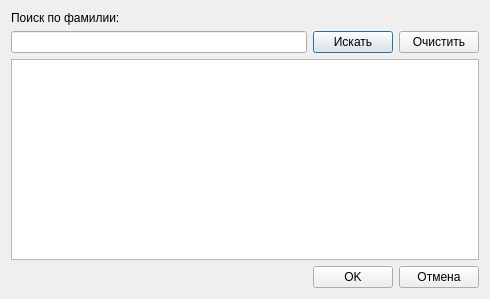
First picture: the form in src/therapeutist/patientpickerdialog.ui, repository megakoko/m-system, before the edit.
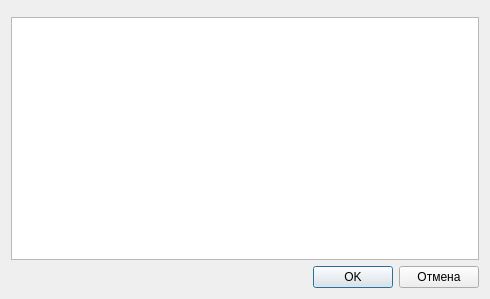
Second picture: the form after the edit. Custom widgets are drawn as their Qt base class.

```diff
--- a/src/therapeutist/patientpickerdialog.ui
+++ b/src/therapeutist/patientpickerdialog.ui
@@ -15,32 +15,7 @@
   </property>
   <layout class="QVBoxLayout" name="verticalLayout">
    <item>
-    <widget class="QLabel" name="label">
-     <property name="text">
-      <string>Поиск по фамилии:</string>
-     </property>
-    </widget>
-   </item>
-   <item>
-    <layout class="QHBoxLayout" name="horizontalLayout_2">
-     <item>
-      <widget class="QLineEdit" name="m_searchLine"/>
-     </item>
-     <item>
-      <widget class="QPushButton" name="m_search">
-       <property name="text">
-        <string>Искать</string>
-       </property>
-      </widget>
-     </item>
-     <item>
-      <widget class="QPushButton" name="m_clear">
-       <property name="text">
-        <string>Очистить</string>
-       </property>
-      </widget>
-     </item>
-    </layout>
+    <widget class="SearchWidget" name="m_searchWidget" native="true"/>
    </item>
    <item>
     <widget class="QTableView" name="m_patientTable">
@@ -88,6 +63,14 @@
    </item>
   </layout>
  </widget>
+ <customwidgets>
+  <customwidget>
+   <class>SearchWidget</class>
+   <extends>QWidget</extends>
+   <header>../components/searchwidget.h</header>
+   <container>1</container>
+  </customwidget>
+ </customwidgets>
  <resources/>
  <connections/>
 </ui>
```
